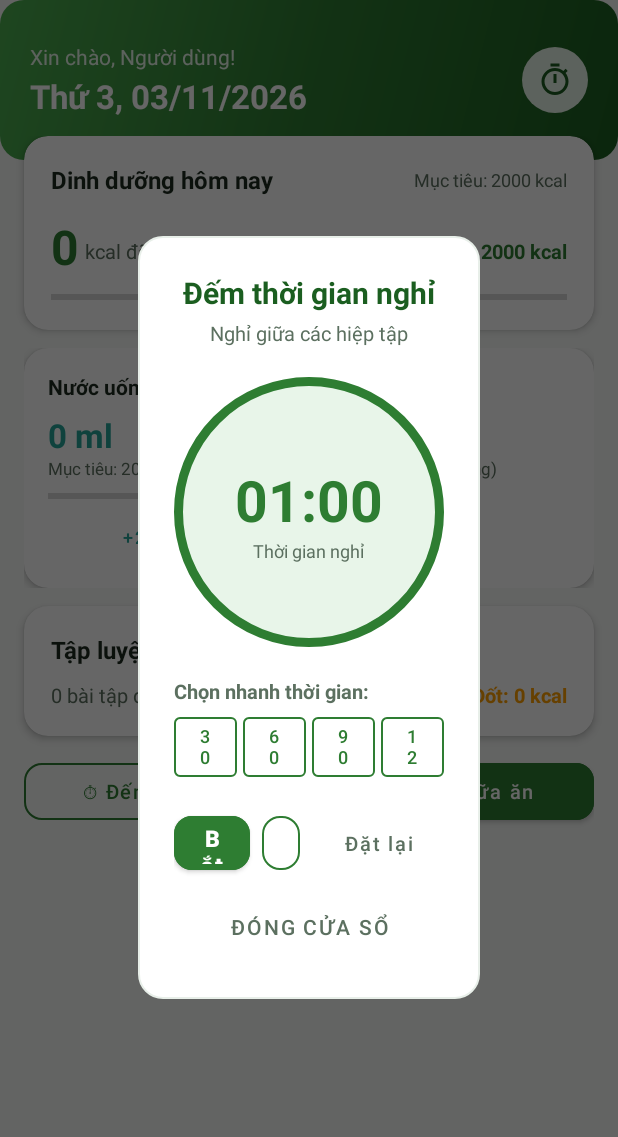
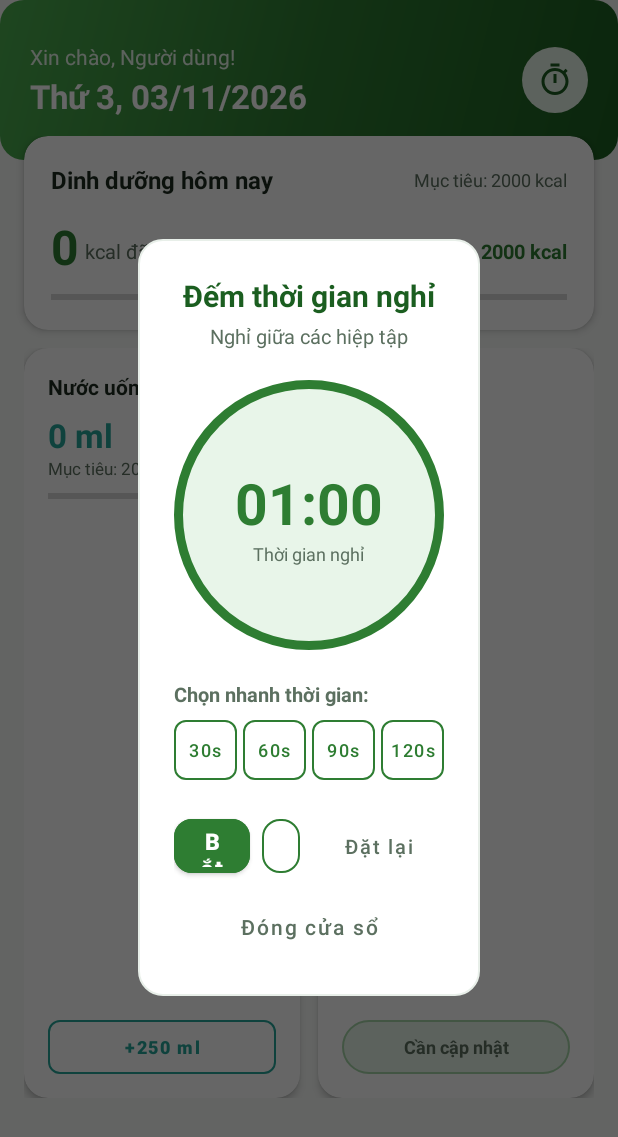
Before and after one commit to minato09187/chamsocsuckhoe, an Android app: the fragment HomeFragment shown on its own in the app's theme, after a tap on "Đếm thời gian nghỉ", on a phone screen of 412 x 824 dp. Shown: the top 1137 px of the screen. Run offline under Robolectric (Android 15) with nearby library versions, the phone set to English and light mode, and no system bars; network calls fail; 1 statement that could not run was skipped.

Commit message:
Fix button sizing, text truncation, sync capitalization, and align water and weight cards

```diff
--- a/app/src/main/java/com/suckhoe/app/data/model/WeightRecord.java
+++ b/app/src/main/java/com/suckhoe/app/data/model/WeightRecord.java
@@ -45,9 +45,9 @@ public class WeightRecord {
     }
 
     public String getBmiCategory() {
-        if (bmi < 18.5) return "Thiếu cân (Gầy)";
-        if (bmi < 23.0) return "Bình thường (Lý tưởng)";
-        if (bmi < 25.0) return "Tiền béo phì (Thừa cân)";
+        if (bmi < 18.5) return "Thiếu cân";
+        if (bmi < 23.0) return "Bình thường";
+        if (bmi < 25.0) return "Thừa cân";
         if (bmi < 30.0) return "Béo phì độ 1";
         return "Béo phì độ 2";
     }
--- a/app/src/main/java/com/suckhoe/app/ui/fragment/HomeFragment.java
+++ b/app/src/main/java/com/suckhoe/app/ui/fragment/HomeFragment.java
@@ -56,6 +56,7 @@ public class HomeFragment extends Fragment {
     // Weight Views
     private TextView tvWeight;
     private TextView tvBmi;
+    private TextView tvWeightStatus;
 
     // Workout Views
     private TextView tvWorkoutCount;
@@ -100,6 +101,7 @@ public class HomeFragment extends Fragment {
 
         tvWeight = view.findViewById(R.id.tv_home_weight);
         tvBmi = view.findViewById(R.id.tv_home_bmi);
+        tvWeightStatus = view.findViewById(R.id.tv_home_weight_status);
 
         tvWorkoutCount = view.findViewById(R.id.tv_home_workout_count);
         tvCaloriesBurned = view.findViewById(R.id.tv_home_calories_burned);
@@ -239,6 +241,22 @@ public class HomeFragment extends Fragment {
                     WeightRecord latest = data.get(0);
                     tvWeight.setText(String.format(Locale.getDefault(), "%.1f kg", latest.getWeight()));
                     tvBmi.setText(String.format(Locale.getDefault(), "BMI: %.1f (%s)", latest.getBmi(), latest.getBmiCategory()));
+                    if (tvWeightStatus != null && getContext() != null) {
+                        if (latest.getBmi() >= 18.5 && latest.getBmi() < 23.0) {
+                            tvWeightStatus.setText("Thể trạng tốt");
+                            tvWeightStatus.setTextColor(androidx.core.content.ContextCompat.getColor(getContext(), R.color.status_good));
+                        } else {
+                            tvWeightStatus.setText("Cần theo dõi");
+                            tvWeightStatus.setTextColor(androidx.core.content.ContextCompat.getColor(getContext(), R.color.status_warning));
+                        }
+                    }
+                } else {
+                    tvWeight.setText("-- kg");
+                    tvBmi.setText("Chưa có số liệu");
+                    if (tvWeightStatus != null && getContext() != null) {
+                        tvWeightStatus.setText("Cần cập nhật");
+                        tvWeightStatus.setTextColor(androidx.core.content.ContextCompat.getColor(getContext(), R.color.text_secondary));
+                    }
                 }
             }
 
--- a/app/src/main/res/layout/dialog_add_nutrition.xml
+++ b/app/src/main/res/layout/dialog_add_nutrition.xml
@@ -146,12 +146,13 @@
             android:gravity="end"
             android:orientation="horizontal">
 
-            <Button
+            <com.google.android.material.button.MaterialButton
                 android:id="@+id/btn_cancel_nutrition"
                 style="@style/Widget.MaterialComponents.Button.TextButton"
                 android:layout_width="wrap_content"
                 android:layout_height="wrap_content"
                 android:text="@string/cancel"
+                android:textAllCaps="false"
                 android:textColor="@color/text_secondary" />
 
             <com.google.android.material.button.MaterialButton
--- a/app/src/main/res/layout/dialog_add_schedule.xml
+++ b/app/src/main/res/layout/dialog_add_schedule.xml
@@ -124,12 +124,13 @@
         android:gravity="end"
         android:orientation="horizontal">
 
-        <Button
+        <com.google.android.material.button.MaterialButton
             android:id="@+id/btn_cancel_schedule"
             style="@style/Widget.MaterialComponents.Button.TextButton"
             android:layout_width="wrap_content"
             android:layout_height="wrap_content"
             android:text="@string/cancel"
+            android:textAllCaps="false"
             android:textColor="@color/text_secondary" />
 
         <com.google.android.material.button.MaterialButton
--- a/app/src/main/res/layout/dialog_add_weight.xml
+++ b/app/src/main/res/layout/dialog_add_weight.xml
@@ -115,12 +115,13 @@
         android:gravity="end"
         android:orientation="horizontal">
 
-        <Button
+        <com.google.android.material.button.MaterialButton
             android:id="@+id/btn_cancel_weight"
             style="@style/Widget.MaterialComponents.Button.TextButton"
             android:layout_width="wrap_content"
             android:layout_height="wrap_content"
             android:text="@string/cancel"
+            android:textAllCaps="false"
             android:textColor="@color/text_secondary" />
 
         <com.google.android.material.button.MaterialButton
--- a/app/src/main/res/layout/dialog_add_workout.xml
+++ b/app/src/main/res/layout/dialog_add_workout.xml
@@ -174,12 +174,13 @@
             android:gravity="end"
             android:orientation="horizontal">
 
-            <Button
+            <com.google.android.material.button.MaterialButton
                 android:id="@+id/btn_cancel_workout"
                 style="@style/Widget.MaterialComponents.Button.TextButton"
                 android:layout_width="wrap_content"
                 android:layout_height="wrap_content"
                 android:text="@string/cancel"
+                android:textAllCaps="false"
                 android:textColor="@color/text_secondary" />
 
             <com.google.android.material.button.MaterialButton
--- a/app/src/main/res/layout/dialog_rest_timer.xml
+++ b/app/src/main/res/layout/dialog_rest_timer.xml
@@ -77,7 +77,7 @@
         android:orientation="horizontal"
         android:weightSum="4">
 
-        <Button
+        <com.google.android.material.button.MaterialButton
             android:id="@+id/btn_preset_30"
             style="@style/Widget.MaterialComponents.Button.OutlinedButton"
             android:layout_width="0dp"
@@ -86,12 +86,15 @@
             android:layout_weight="1"
             android:insetTop="0dp"
             android:insetBottom="0dp"
+            android:padding="0dp"
             android:text="30s"
+            android:textAllCaps="false"
             android:textColor="@color/primary_green"
             android:textSize="12sp"
+            app:cornerRadius="8dp"
             app:strokeColor="@color/primary_green" />
 
-        <Button
+        <com.google.android.material.button.MaterialButton
             android:id="@+id/btn_preset_60"
             style="@style/Widget.MaterialComponents.Button.OutlinedButton"
             android:layout_width="0dp"
@@ -100,12 +103,15 @@
             android:layout_weight="1"
             android:insetTop="0dp"
             android:insetBottom="0dp"
+            android:padding="0dp"
             android:text="60s"
+            android:textAllCaps="false"
             android:textColor="@color/primary_green"
             android:textSize="12sp"
+            app:cornerRadius="8dp"
             app:strokeColor="@color/primary_green" />
 
-        <Button
+        <com.google.android.material.button.MaterialButton
             android:id="@+id/btn_preset_90"
             style="@style/Widget.MaterialComponents.Button.OutlinedButton"
             android:layout_width="0dp"
@@ -114,12 +120,15 @@
             android:layout_weight="1"
             android:insetTop="0dp"
             android:insetBottom="0dp"
+            android:padding="0dp"
             android:text="90s"
+            android:textAllCaps="false"
             android:textColor="@color/primary_green"
             android:textSize="12sp"
+            app:cornerRadius="8dp"
             app:strokeColor="@color/primary_green" />
 
-        <Button
+        <com.google.android.material.button.MaterialButton
             android:id="@+id/btn_preset_120"
             style="@style/Widget.MaterialComponents.Button.OutlinedButton"
             android:layout_width="0dp"
@@ -127,9 +136,12 @@
             android:layout_weight="1"
             android:insetTop="0dp"
             android:insetBottom="0dp"
+            android:padding="0dp"
             android:text="120s"
+            android:textAllCaps="false"
             android:textColor="@color/primary_green"
             android:textSize="12sp"
+            app:cornerRadius="8dp"
             app:strokeColor="@color/primary_green" />
     </LinearLayout>
 
@@ -180,12 +192,14 @@
             android:textSize="13sp" />
     </LinearLayout>
 
-    <Button
+    <com.google.android.material.button.MaterialButton
         android:id="@+id/btn_timer_close"
         style="@style/Widget.MaterialComponents.Button.TextButton"
         android:layout_width="match_parent"
-        android:layout_height="wrap_content"
+        android:layout_height="44dp"
         android:layout_marginTop="8dp"
         android:text="Đóng cửa sổ"
-        android:textColor="@color/text_secondary" />
+        android:textAllCaps="false"
+        android:textColor="@color/text_secondary"
+        android:textSize="14sp" />
 </LinearLayout>
--- a/app/src/main/res/layout/fragment_home.xml
+++ b/app/src/main/res/layout/fragment_home.xml
@@ -171,7 +171,7 @@
                     </LinearLayout>
                 </androidx.cardview.widget.CardView>
 
-                <!-- Row: Cân nặng & Uống nước -->
+                <!-- Row: Cân nặng & Uống nước (Cân bằng đều chiều cao & cấu tạo đối xứng) -->
                 <LinearLayout
                     android:layout_width="match_parent"
                     android:layout_height="wrap_content"
@@ -182,10 +182,10 @@
                     android:orientation="horizontal"
                     android:weightSum="2">
 
-                    <!-- Nước -->
+                    <!-- Nước uống -->
                     <androidx.cardview.widget.CardView
                         android:layout_width="0dp"
-                        android:layout_height="wrap_content"
+                        android:layout_height="match_parent"
                         android:layout_marginEnd="6dp"
                         android:layout_weight="1"
                         app:cardBackgroundColor="@color/white"
@@ -194,7 +194,7 @@
 
                         <LinearLayout
                             android:layout_width="match_parent"
-                            android:layout_height="wrap_content"
+                            android:layout_height="match_parent"
                             android:orientation="vertical"
                             android:padding="16dp">
 
@@ -220,6 +220,8 @@
                                 android:id="@+id/tv_home_water_target"
                                 android:layout_width="wrap_content"
                                 android:layout_height="wrap_content"
+                                android:ellipsize="end"
+                                android:maxLines="1"
                                 android:text="Mục tiêu: 2000 ml"
                                 android:textColor="@color/text_secondary"
                                 android:textSize="11sp" />
@@ -234,24 +236,34 @@
                                 android:progress="1250"
                                 android:progressTint="@color/water_blue" />
 
-                            <Button
+                            <View
+                                android:layout_width="match_parent"
+                                android:layout_height="0dp"
+                                android:layout_weight="1" />
+
+                            <com.google.android.material.button.MaterialButton
                                 android:id="@+id/btn_home_quick_water"
-                                style="@style/Widget.MaterialComponents.Button.TextButton"
+                                style="@style/Widget.MaterialComponents.Button.OutlinedButton"
                                 android:layout_width="match_parent"
                                 android:layout_height="36dp"
-                                android:layout_marginTop="6dp"
+                                android:layout_marginTop="10dp"
                                 android:insetTop="0dp"
                                 android:insetBottom="0dp"
+                                android:padding="0dp"
                                 android:text="+250 ml"
+                                android:textAllCaps="false"
                                 android:textColor="@color/water_blue"
-                                android:textSize="12sp" />
+                                android:textSize="12sp"
+                                android:textStyle="bold"
+                                app:cornerRadius="8dp"
+                                app:strokeColor="@color/water_blue" />
                         </LinearLayout>
                     </androidx.cardview.widget.CardView>
 
                     <!-- Cân nặng -->
                     <androidx.cardview.widget.CardView
                         android:layout_width="0dp"
-                        android:layout_height="wrap_content"
+                        android:layout_height="match_parent"
                         android:layout_marginStart="6dp"
                         android:layout_weight="1"
                         app:cardBackgroundColor="@color/white"
@@ -260,7 +272,7 @@
 
                         <LinearLayout
                             android:layout_width="match_parent"
-                            android:layout_height="wrap_content"
+                            android:layout_height="match_parent"
                             android:orientation="vertical"
                             android:padding="16dp">
 
@@ -286,7 +298,9 @@
                                 android:id="@+id/tv_home_bmi"
                                 android:layout_width="wrap_content"
                                 android:layout_height="wrap_content"
-                                android:text="BMI: 23.1 (Lý tưởng)"
+                                android:ellipsize="end"
+                                android:maxLines="1"
+                                android:text="BMI: 23.1 (Bình thường)"
                                 android:textColor="@color/text_secondary"
                                 android:textSize="11sp" />
 
@@ -295,10 +309,17 @@
                                 android:layout_height="6dp"
                                 android:layout_marginTop="8dp" />
 
+                            <View
+                                android:layout_width="match_parent"
+                                android:layout_height="0dp"
+                                android:layout_weight="1" />
+
                             <TextView
-                                android:layout_width="wrap_content"
+                                android:id="@+id/tv_home_weight_status"
+                                android:layout_width="match_parent"
                                 android:layout_height="36dp"
-                                android:layout_marginTop="6dp"
+                                android:layout_marginTop="10dp"
+                                android:background="@drawable/bg_chip_green"
                                 android:gravity="center"
                                 android:text="Thể trạng tốt"
                                 android:textColor="@color/status_good"
```
Also changed, not shown: app/src/main/res/layout/dialog_user_profile.xml (+13 -7 lines), app/src/main/res/layout/fragment_weight_water.xml (+15 -3 lines), app/src/main/java/com/suckhoe/app/data/model/User.java (line endings or trailing spaces), app/src/main/java/com/suckhoe/app/ui/LoginActivity.java (line endings or trailing spaces), app/src/main/java/com/suckhoe/app/ui/dialog/UserProfileDialog.java (line endings or trailing spaces), app/src/main/res/drawable/ic_user.xml (line endings or trailing spaces), app/src/main/res/layout/activity_login.xml (line endings or trailing spaces).
